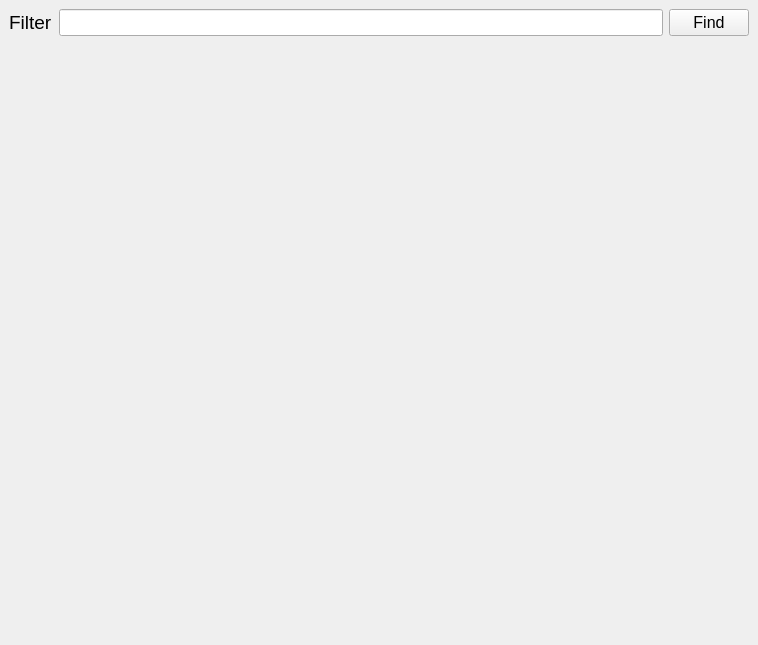
Above: threadtab.ui from siavash119/qtchan before the change. Below: the same form after it.
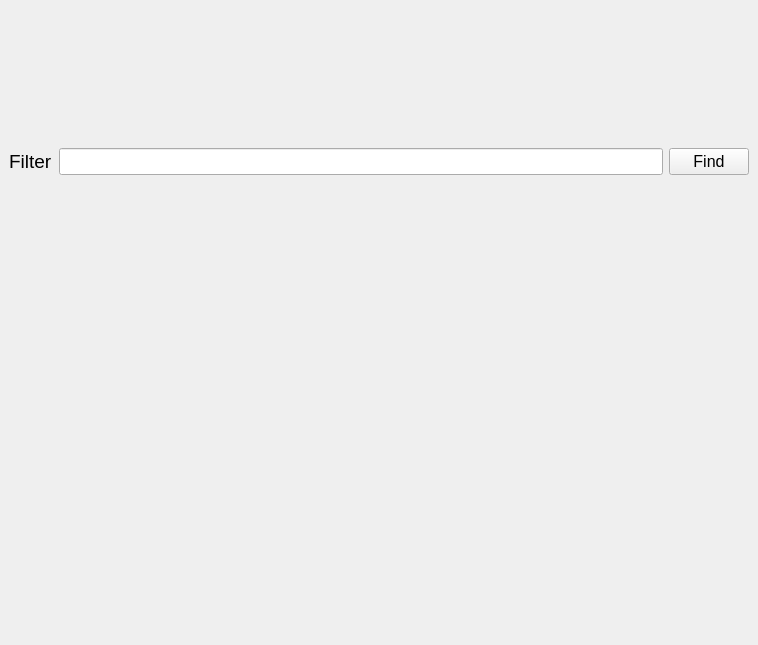
That is the form after the change.

```diff
--- a/threadtab.ui
+++ b/threadtab.ui
@@ -11,7 +11,7 @@
    </rect>
   </property>
   <property name="sizePolicy">
-   <sizepolicy hsizetype="Expanding" vsizetype="Expanding">
+   <sizepolicy hsizetype="Ignored" vsizetype="Ignored">
     <horstretch>0</horstretch>
     <verstretch>0</verstretch>
    </sizepolicy>
@@ -83,6 +83,12 @@
    </item>
    <item>
     <widget class="QScrollArea" name="scrollArea">
+     <property name="sizePolicy">
+      <sizepolicy hsizetype="Ignored" vsizetype="Ignored">
+       <horstretch>0</horstretch>
+       <verstretch>0</verstretch>
+      </sizepolicy>
+     </property>
      <property name="autoFillBackground">
       <bool>false</bool>
      </property>
@@ -93,7 +99,7 @@
       <number>0</number>
      </property>
      <property name="sizeAdjustPolicy">
-      <enum>QAbstractScrollArea::AdjustToContentsOnFirstShow</enum>
+      <enum>QAbstractScrollArea::AdjustToContents</enum>
      </property>
      <property name="widgetResizable">
       <bool>true</bool>
@@ -107,7 +113,7 @@
         <x>0</x>
         <y>0</y>
         <width>758</width>
-        <height>600</height>
+        <height>322</height>
        </rect>
       </property>
       <property name="sizePolicy">
```
